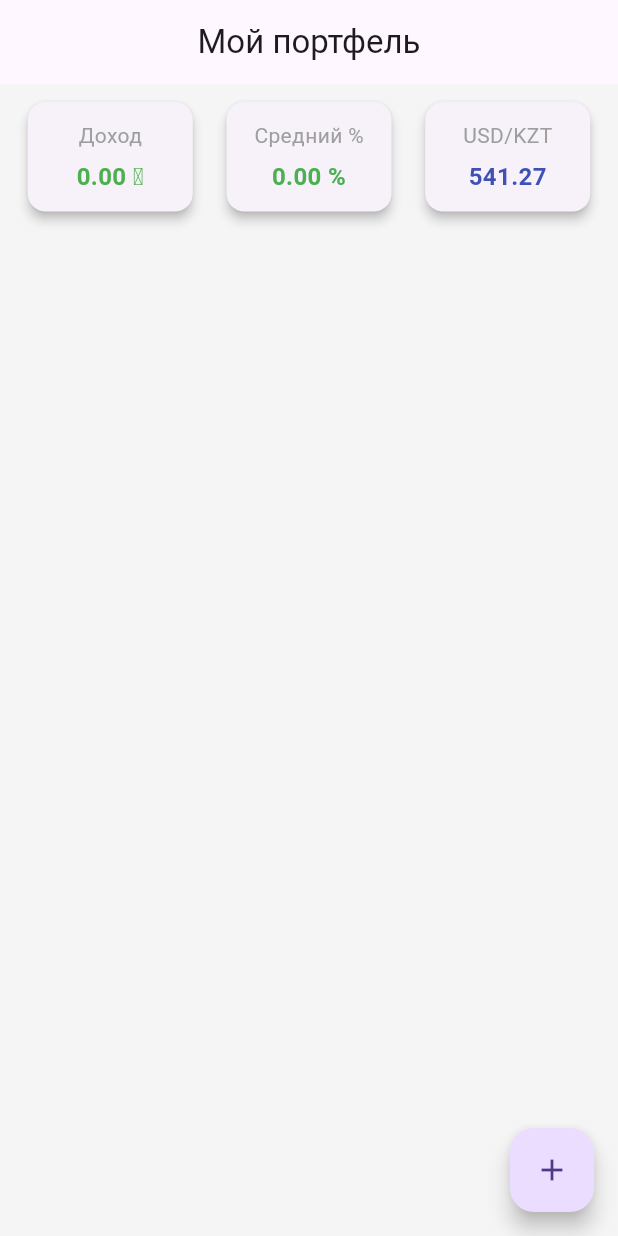
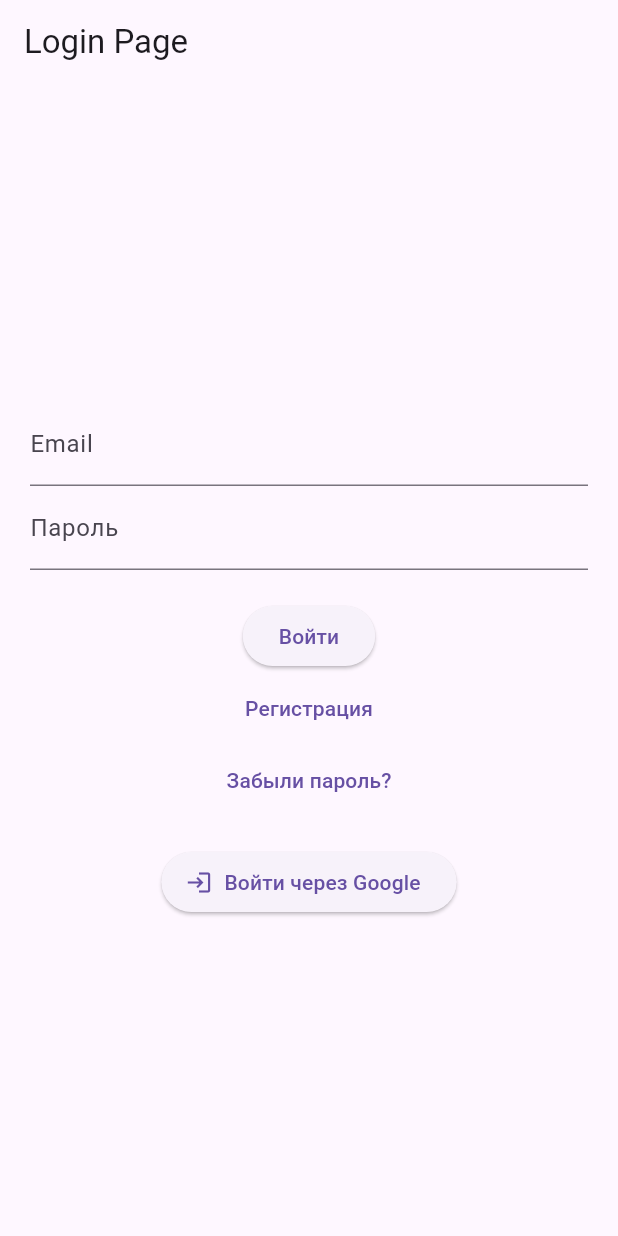
Before and after one commit to DoszhanAlybayev/portfolio, a Flutter app: the screen it shows after launch, on a phone screen of 412 x 824 dp. Run offline on Flutter 3.47's test engine with Material 3 defaults, Android fonts, the phone set to English and light mode, and no system bars; our stand-ins replace cloud_firestore, firebase_auth, firebase_core, google_sign_in; missing offline and left inert: home_widget; accounts and stored records are empty.

Commit message:
firebase

```diff
--- a/lib/main.dart
+++ b/lib/main.dart
@@ -1,24 +1,27 @@
+import 'package:finnapp/models/auth_wrapper.dart';
 import 'package:flutter/material.dart';
-import 'screens/portfolio_screen.dart';
+import 'package:firebase_core/firebase_core.dart';
+import 'firebase_options.dart';
 
-void main() {
 
+void main() async {
+  WidgetsFlutterBinding.ensureInitialized();
+  await Firebase.initializeApp(
+    options: DefaultFirebaseOptions.currentPlatform,
+  );
   runApp(const MyApp());
 }
 
 class MyApp extends StatelessWidget {
-    const MyApp({super.key});
+  const MyApp({super.key});
 
   @override
   Widget build(BuildContext context) {
-        return MaterialApp(
+    return MaterialApp(
       debugShowCheckedModeBanner: false,
-      title: 'Портфель',
-      theme: ThemeData(
-        primarySwatch: Colors.indigo,
-        scaffoldBackgroundColor: Colors.grey[100],
-      ),
-      home: PortfolioScreen(),
+      title: 'Firebase Login Demo',
+      theme: ThemeData(primarySwatch: Colors.blue),
+      home: const AuthWrapper(),
     );
   }
 }
--- /dev/null
+++ b/lib/models/auth_wrapper.dart
@@ -0,0 +1,29 @@
+import 'package:finnapp/screens/login_page.dart';
+import 'package:finnapp/screens/portfolio_screen.dart';
+import 'package:flutter/material.dart';
+import 'package:firebase_auth/firebase_auth.dart';
+
+class AuthWrapper extends StatelessWidget {
+  const AuthWrapper({super.key});
+
+  @override
+  Widget build(BuildContext context) {
+    return StreamBuilder<User?>(
+      stream: FirebaseAuth.instance.authStateChanges(),
+      builder: (context, snapshot) {
+        // Пока идёт проверка
+        if (snapshot.connectionState == ConnectionState.waiting) {
+          return const Scaffold(
+            body: Center(child: CircularProgressIndicator()),
+          );
+        }
+        // Если юзер авторизован → HomePage
+        if (snapshot.hasData) {
+          return const PortfolioScreen();
+        }
+        // Если нет → LoginPage
+        return const LoginPage();
+      },
+    );
+  }
+}
--- a/lib/models/stock.dart
+++ b/lib/models/stock.dart
@@ -1,4 +1,5 @@
 class Stock {
+  String id; // Firestore document id
   String ticker;
   String url;
   int quantity;
@@ -6,6 +7,7 @@ class Stock {
   double currentPrice;
 
   Stock({
+    this.id = '', // по умолчанию пусто, присваивается Firestore
     required this.ticker,
     required this.url,
     required this.quantity,
@@ -25,7 +27,8 @@ class Stock {
         "currentPrice": currentPrice,
       };
 
-  factory Stock.fromJson(Map<String, dynamic> json) => Stock(
+  factory Stock.fromJson(Map<String, dynamic> json, {String? id}) => Stock(
+        id: id ?? '',
         ticker: json["ticker"],
         url: json["url"],
         quantity: json["quantity"],
--- /dev/null
+++ b/lib/screens/login_page.dart
@@ -0,0 +1,131 @@
+import 'package:finnapp/screens/register_page.dart';
+import 'package:finnapp/screens/reset_password_page.dart';
+import 'package:flutter/material.dart';
+import 'package:firebase_auth/firebase_auth.dart';
+import 'package:google_sign_in/google_sign_in.dart';
+
+class LoginPage extends StatefulWidget {
+  const LoginPage({super.key});
+
+  @override
+  State<LoginPage> createState() => _LoginPageState();
+}
+
+class _LoginPageState extends State<LoginPage> {
+  final emailController = TextEditingController();
+  final passwordController = TextEditingController();
+  final auth = FirebaseAuth.instance;
+
+  Future<void> signIn() async {
+    try {
+      await auth.signInWithEmailAndPassword(
+        email: emailController.text.trim(),
+        password: passwordController.text.trim(),
+      );
+      ScaffoldMessenger.of(context).showSnackBar(
+        const SnackBar(content: Text("Успешный вход через Email")),
+      );
+    } catch (e) {
+      ScaffoldMessenger.of(context).showSnackBar(
+        SnackBar(content: Text("Ошибка: $e")),
+      );
+    }
+  }
+
+  Future<void> register() async {
+    try {
+      await auth.createUserWithEmailAndPassword(
+        email: emailController.text.trim(),
+        password: passwordController.text.trim(),
+      );
+      ScaffoldMessenger.of(context).showSnackBar(
+        const SnackBar(content: Text("Аккаунт создан")),
+      );
+    } catch (e) {
+      ScaffoldMessenger.of(context).showSnackBar(
+        SnackBar(content: Text("Ошибка: $e")),
+      );
+    }
+  }
+
+  /// 🔑 Вход через Google (для google_sign_in: ^6.2.1)
+  Future<void> signInWithGoogle() async {
+    try {
+      final GoogleSignInAccount? googleUser = await GoogleSignIn().signIn();
+      if (googleUser == null) return; // юзер отменил вход
+
+      final GoogleSignInAuthentication googleAuth =
+          await googleUser.authentication;
+
+      final credential = GoogleAuthProvider.credential(
+        accessToken: googleAuth.accessToken,
+        idToken: googleAuth.idToken,
+      );
+
+      await auth.signInWithCredential(credential);
+
+      ScaffoldMessenger.of(context).showSnackBar(
+        const SnackBar(content: Text("✅ Успешный вход через Google")),
+      );
+    } catch (e) {
+      ScaffoldMessenger.of(context).showSnackBar(
+        SnackBar(content: Text("❌ Ошибка Google входа: $e")),
+      );
+    }
+  }
+
+
+
+  @override
+  Widget build(BuildContext context) {
+    return Scaffold(
+      appBar: AppBar(title: const Text("Login Page")),
+      body: Padding(
+        padding: const EdgeInsets.all(20),
+        child: Column(
+          mainAxisAlignment: MainAxisAlignment.center,
+          children: [
+            TextField(
+              controller: emailController,
+              decoration: const InputDecoration(labelText: "Email"),
+            ),
+            TextField(
+              controller: passwordController,
+              obscureText: true,
+              decoration: const InputDecoration(labelText: "Пароль"),
+            ),
+            const SizedBox(height: 20),
+            ElevatedButton(
+              onPressed: signIn,
+              child: const Text("Войти"),
+            ),
+            TextButton(
+              onPressed: () {
+                Navigator.push(
+                  context,
+                  MaterialPageRoute(builder: (context) => const RegisterPage()),
+                );
+              },
+              child: const Text("Регистрация"),
+            ),
+            TextButton(
+              onPressed: () {
+                Navigator.push(
+                  context,
+                  MaterialPageRoute(builder: (context) => const ResetPasswordPage()),
+                );
+              },
+              child: const Text("Забыли пароль?"),
+            ),
+            const SizedBox(height: 20),
+            ElevatedButton.icon(
+              icon: const Icon(Icons.login),
+              onPressed: signInWithGoogle,
+              label: const Text("Войти через Google"),
+            ),
+          ],
+        ),
+      ),
+    );
+  }
+}
--- a/lib/services/storage_service.dart
+++ /dev/null
@@ -1,21 +0,0 @@
-import 'dart:convert';
-import 'package:shared_preferences/shared_preferences.dart';
-import '../models/stock.dart';
-
-class StorageService {
-  static Future<List<Stock>> loadPortfolio() async {
-    final prefs = await SharedPreferences.getInstance();
-    final jsonString = prefs.getString('portfolio');
-    if (jsonString != null && jsonString.isNotEmpty) {
-      final List<dynamic> data = jsonDecode(jsonString);
-      return data.map((e) => Stock.fromJson(e)).toList();
-    }
-    return [];
-  }
-
-  static Future<void> savePortfolio(List<Stock> portfolio) async {
-    final prefs = await SharedPreferences.getInstance();
-    final jsonString = jsonEncode(portfolio.map((e) => e.toJson()).toList());
-    await prefs.setString('portfolio', jsonString);
-  }
-}
--- a/pubspec.yaml
+++ b/pubspec.yaml
@@ -39,7 +39,10 @@ dependencies:
   shared_preferences: ^2.3.2
   flutter_launcher_icons: ^0.14.4
   home_widget: ^0.8.0
-
+  firebase_core: ^4.1.0
+  firebase_auth: ^6.0.2
+  cloud_firestore: ^6.0.1
+  google_sign_in: ^6.2.1
 
 flutter_icons:
   android: true
```
Also changed, not shown: lib/screens/portfolio_screen.dart (+72 -155 lines), lib/screens/register_page.dart (added, +85 -0 lines), lib/screens/reset_password_page.dart (added, +54 -0 lines), lib/services/firestore_service.dart (added, +48 -0 lines), firebase.json (added), lib/firebase_options.dart (added), pubspec.lock, 15 other files.
